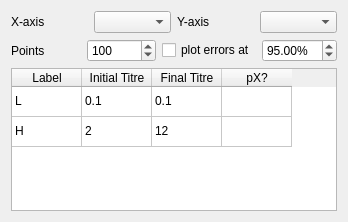
First picture: the form in forms/sdistri.ui, repository salvadorblasco/apes, before the edit.
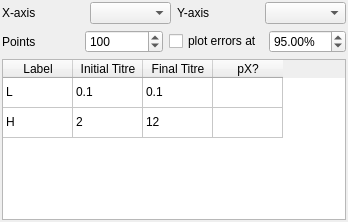
Second picture: the form after the edit.

```diff
--- a/forms/sdistri.ui
+++ b/forms/sdistri.ui
@@ -14,6 +14,18 @@
    <string>Form</string>
   </property>
   <layout class="QVBoxLayout" name="verticalLayout">
+   <property name="leftMargin">
+    <number>2</number>
+   </property>
+   <property name="topMargin">
+    <number>2</number>
+   </property>
+   <property name="rightMargin">
+    <number>2</number>
+   </property>
+   <property name="bottomMargin">
+    <number>2</number>
+   </property>
    <item>
     <layout class="QHBoxLayout" name="hl_1">
      <item>
```
Left out of the diff: 2 changed lines with no effect on the pictures.
